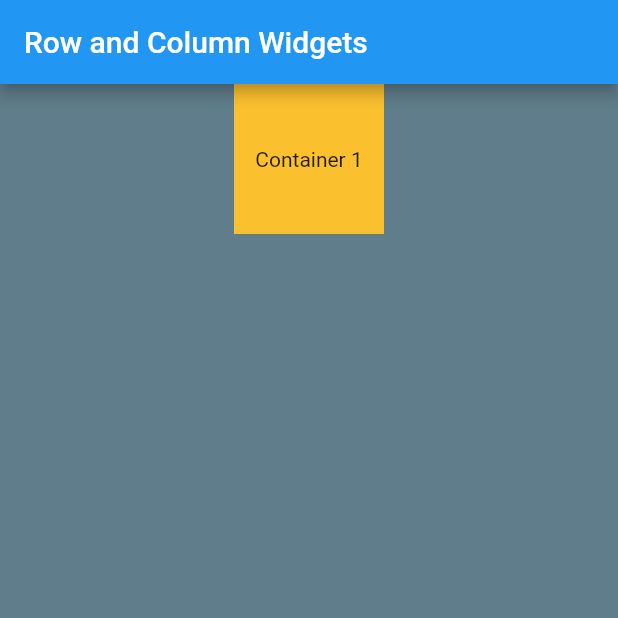
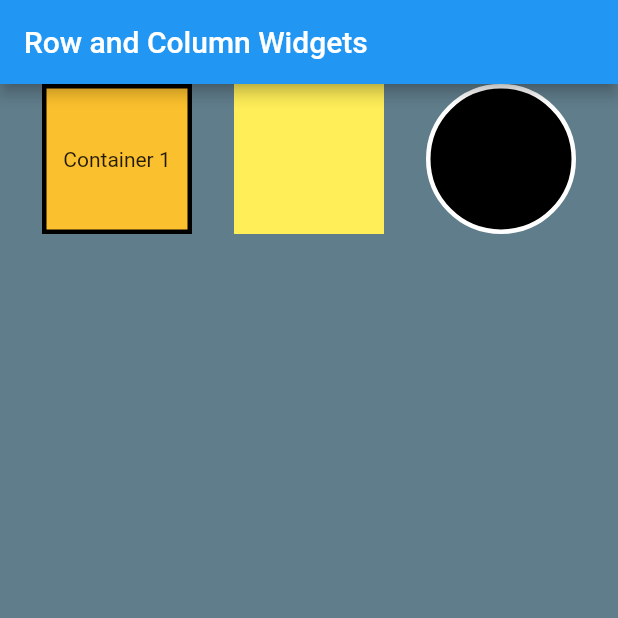
Before and after one commit to nbignell2/2504, a Flutter app: the screen it shows after launch, on a phone screen of 412 x 824 dp, the top half of it. Run offline on Flutter 3.47's test engine with Material 2 defaults, Android fonts, the phone set to English and light mode, and no system bars.

Commit message:
Created three rows, began on the second and third row's containers

```diff
--- a/build_01/lib/main.dart
+++ b/build_01/lib/main.dart
@@ -1,3 +1,5 @@
+import 'dart:io';
+
 import 'package:flutter/material.dart';
 
 void main() {
@@ -16,16 +18,33 @@ class MyApp extends StatelessWidget {
           title: Text("Row and Column Widgets"),
           backgroundColor: Colors.blue,
         ),
-        body: Row(
-            mainAxisAlignment: MainAxisAlignment.spaceEvenly,
-            children: <Widget>[
-              Container(
-                height: 100,
-                width: 100,
+        body: Row(mainAxisAlignment: MainAxisAlignment.spaceEvenly, children: [
+          Container(
+              height: 100,
+              width: 100,
+              //color: Colors.yellow[700],
+              child: Center(child: Text('Container 1')),
+              decoration: BoxDecoration(
                 color: Colors.yellow[700],
-                child: Center(child: Text('Container 1')),
-              )
-            ]),
+                border: Border.all(color: Colors.black, width: 3),
+              )),
+          Container(
+            height: 100,
+            width: 100,
+            color: Colors.yellow[400],
+          ),
+          Container(
+            height: 100,
+            width: 100,
+            child: Center(
+              child: Text('Container 5'),
+            ),
+            decoration: BoxDecoration(
+                shape: BoxShape.circle,
+                color: Colors.black,
+                border: Border.all(color: Colors.white, width: 3)),
+          )
+        ]),
       ),
     );
   }
```
